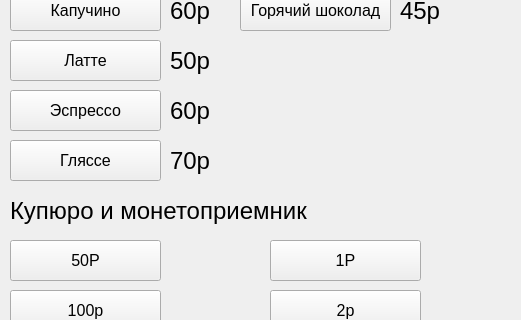
Qt form mainwindow.ui (RuslanBarcho/Vending-machine-courcework) before a commit; both pictures show x 0 to 521 and y 100 to 420 of the 521 by 541 pixel window.
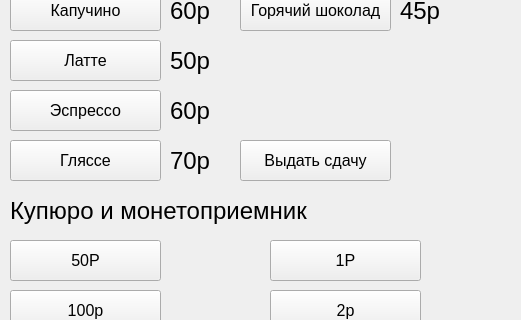
The same form after that commit.

Commit message: add give change function

```diff
--- a/mainwindow.ui
+++ b/mainwindow.ui
@@ -437,6 +437,24 @@
      <string>1Р</string>
     </property>
    </widget>
+   <widget class="QPushButton" name="give_change">
+    <property name="geometry">
+     <rect>
+      <x>240</x>
+      <y>240</y>
+      <width>151</width>
+      <height>41</height>
+     </rect>
+    </property>
+    <property name="font">
+     <font>
+      <pointsize>12</pointsize>
+     </font>
+    </property>
+    <property name="text">
+     <string>Выдать сдачу</string>
+    </property>
+   </widget>
   </widget>
  </widget>
  <layoutdefault spacing="6" margin="11"/>
```
The commit also changes 5 other files.
